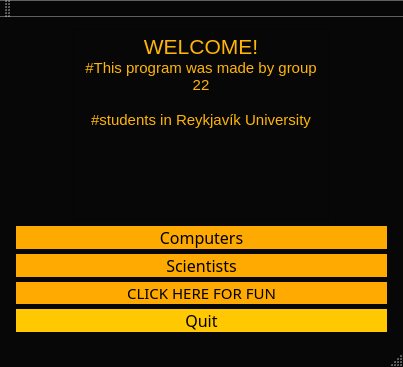
Above: mainwindow.ui from stefanv15/verklegtNamskeid_skil3 before the change. Below: the same form after it.
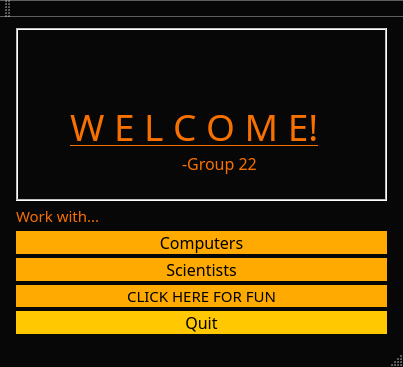
That is the form after the change.

Commit message: Nýtt welcome message

Patch:
```diff
--- a/mainwindow.ui
+++ b/mainwindow.ui
@@ -158,6 +158,12 @@
   <property name="windowTitle">
    <string>MainWindow</string>
   </property>
+  <property name="autoFillBackground">
+   <bool>true</bool>
+  </property>
+  <property name="animated">
+   <bool>true</bool>
+  </property>
   <property name="tabShape">
    <enum>QTabWidget::Rounded</enum>
   </property>
@@ -174,104 +180,43 @@
       <property name="rightMargin">
        <number>5</number>
       </property>
-      <item alignment="Qt::AlignHCenter">
-       <widget class="QTextEdit" name="text_main_welcome">
+      <item>
+       <widget class="QTextEdit" name="textEdit">
         <property name="enabled">
          <bool>false</bool>
         </property>
-        <property name="sizePolicy">
-         <sizepolicy hsizetype="Fixed" vsizetype="Fixed">
-          <horstretch>0</horstretch>
-          <verstretch>0</verstretch>
-         </sizepolicy>
+        <property name="font">
+         <font>
+          <family>Wide Latin</family>
+          <italic>true</italic>
+         </font>
         </property>
-        <property name="minimumSize">
-         <size>
-          <width>0</width>
-          <height>0</height>
-         </size>
+        <property name="frameShape">
+         <enum>QFrame::Box</enum>
         </property>
+        <property name="html">
+         <string>&lt;!DOCTYPE HTML PUBLIC &quot;-//W3C//DTD HTML 4.0//EN&quot; &quot;http://www.w3.org/TR/REC-html40/strict.dtd&quot;&gt;
+&lt;html&gt;&lt;head&gt;&lt;meta name=&quot;qrichtext&quot; content=&quot;1&quot; /&gt;&lt;style type=&quot;text/css&quot;&gt;
+p, li { white-space: pre-wrap; }
+&lt;/style&gt;&lt;/head&gt;&lt;body style=&quot; font-family:'Wide Latin'; font-size:8.25pt; font-weight:400; font-style:italic;&quot;&gt;
+&lt;p style=&quot;-qt-paragraph-type:empty; margin-top:0px; margin-bottom:0px; margin-left:0px; margin-right:0px; -qt-block-indent:0; text-indent:0px; font-family:'MS Shell Dlg 2'; font-style:normal;&quot;&gt;&lt;br /&gt;&lt;/p&gt;
+&lt;p style=&quot;-qt-paragraph-type:empty; margin-top:0px; margin-bottom:0px; margin-left:0px; margin-right:0px; -qt-block-indent:0; text-indent:0px; font-family:'MS Shell Dlg 2'; font-size:28pt; font-style:normal; text-decoration: underline; color:#f87000;&quot;&gt;&lt;br /&gt;&lt;/p&gt;
+&lt;p style=&quot; margin-top:0px; margin-bottom:0px; margin-left:0px; margin-right:0px; -qt-block-indent:0; text-indent:0px;&quot;&gt;&lt;span style=&quot; font-family:'MS Shell Dlg 2'; font-size:28pt; font-style:normal; color:#f87000;&quot;&gt;     &lt;/span&gt;&lt;span style=&quot; font-family:'MS Shell Dlg 2'; font-size:28pt; font-style:normal; text-decoration: underline; color:#f87000;&quot;&gt;W E L C O M E!&lt;/span&gt;&lt;/p&gt;
+&lt;p style=&quot; margin-top:0px; margin-bottom:0px; margin-left:0px; margin-right:0px; -qt-block-indent:0; text-indent:0px;&quot;&gt;&lt;span style=&quot; font-family:'MS Shell Dlg 2'; font-size:12pt; font-style:normal; color:#f87000;&quot;&gt;		-Group 22&lt;/span&gt;&lt;/p&gt;&lt;/body&gt;&lt;/html&gt;</string>
+        </property>
+       </widget>
+      </item>
+      <item>
+       <widget class="QLabel" name="label">
         <property name="palette">
          <palette>
           <active>
            <colorrole role="WindowText">
             <brush brushstyle="SolidPattern">
              <color alpha="255">
-              <red>0</red>
-              <green>0</green>
-              <blue>0</blue>
-             </color>
-            </brush>
-           </colorrole>
-           <colorrole role="Button">
-            <brush brushstyle="SolidPattern">
-             <color alpha="255">
-              <red>255</red>
-              <green>181</green>
-              <blue>8</blue>
-             </color>
-            </brush>
-           </colorrole>
-           <colorrole role="Light">
-            <brush brushstyle="SolidPattern">
-             <color alpha="255">
-              <red>255</red>
-              <green>181</green>
-              <blue>8</blue>
-             </color>
-            </brush>
-           </colorrole>
-           <colorrole role="Midlight">
-            <brush brushstyle="SolidPattern">
-             <color alpha="255">
-              <red>255</red>
-              <green>181</green>
-              <blue>8</blue>
-             </color>
-            </brush>
-           </colorrole>
-           <colorrole role="Dark">
-            <brush brushstyle="SolidPattern">
-             <color alpha="255">
-              <red>255</red>
-              <green>181</green>
-              <blue>8</blue>
-             </color>
-            </brush>
-           </colorrole>
-           <colorrole role="Mid">
-            <brush brushstyle="SolidPattern">
-             <color alpha="255">
-              <red>255</red>
-              <green>181</green>
-              <blue>8</blue>
-             </color>
-            </brush>
-           </colorrole>
-           <colorrole role="Text">
-            <brush brushstyle="SolidPattern">
-             <color alpha="255">
-              <red>0</red>
-              <green>0</green>
-              <blue>0</blue>
-             </color>
-            </brush>
-           </colorrole>
-           <colorrole role="ButtonText">
-            <brush brushstyle="SolidPattern">
-             <color alpha="255">
-              <red>0</red>
-              <green>0</green>
-              <blue>0</blue>
-             </color>
-            </brush>
-           </colorrole>
-           <colorrole role="AlternateBase">
-            <brush brushstyle="SolidPattern">
-             <color alpha="255">
-              <red>255</red>
-              <green>181</green>
-              <blue>8</blue>
+              <red>246</red>
+              <green>111</green>
+              <blue>3</blue>
              </color>
             </brush>
            </colorrole>
@@ -280,81 +225,9 @@
            <colorrole role="WindowText">
             <brush brushstyle="SolidPattern">
              <color alpha="255">
-              <red>0</red>
-              <green>0</green>
-              <blue>0</blue>
-             </color>
-            </brush>
-           </colorrole>
-           <colorrole role="Button">
-            <brush brushstyle="SolidPattern">
-             <color alpha="255">
-              <red>255</red>
-              <green>181</green>
-              <blue>8</blue>
-             </color>
-            </brush>
-           </colorrole>
-           <colorrole role="Light">
-            <brush brushstyle="SolidPattern">
-             <color alpha="255">
-              <red>255</red>
-              <green>181</green>
-              <blue>8</blue>
-             </color>
-            </brush>
-           </colorrole>
-           <colorrole role="Midlight">
-            <brush brushstyle="SolidPattern">
-             <color alpha="255">
-              <red>255</red>
-              <green>181</green>
-              <blue>8</blue>
-             </color>
-            </brush>
-           </colorrole>
-           <colorrole role="Dark">
-            <brush brushstyle="SolidPattern">
-             <color alpha="255">
-              <red>255</red>
-              <green>181</green>
-              <blue>8</blue>
-             </color>
-            </brush>
-           </colorrole>
-           <colorrole role="Mid">
-            <brush brushstyle="SolidPattern">
-             <color alpha="255">
-              <red>255</red>
-              <green>181</green>
-              <blue>8</blue>
-             </color>
-            </brush>
-           </colorrole>
-           <colorrole role="Text">
-            <brush brushstyle="SolidPattern">
-             <color alpha="255">
-              <red>0</red>
-              <green>0</green>
-              <blue>0</blue>
-             </color>
-            </brush>
-           </colorrole>
-           <colorrole role="ButtonText">
-            <brush brushstyle="SolidPattern">
-             <color alpha="255">
-              <red>0</red>
-              <green>0</green>
-              <blue>0</blue>
-             </color>
-            </brush>
-           </colorrole>
-           <colorrole role="AlternateBase">
-            <brush brushstyle="SolidPattern">
-             <color alpha="255">
-              <red>255</red>
-              <green>181</green>
-              <blue>8</blue>
+              <red>246</red>
+              <green>111</green>
+              <blue>3</blue>
              </color>
             </brush>
            </colorrole>
@@ -363,104 +236,23 @@
            <colorrole role="WindowText">
             <brush brushstyle="SolidPattern">
              <color alpha="255">
-              <red>255</red>
-              <green>181</green>
-              <blue>8</blue>
-             </color>
-            </brush>
-           </colorrole>
-           <colorrole role="Button">
-            <brush brushstyle="SolidPattern">
-             <color alpha="255">
-              <red>255</red>
-              <green>181</green>
-              <blue>8</blue>
-             </color>
-            </brush>
-           </colorrole>
-           <colorrole role="Light">
-            <brush brushstyle="SolidPattern">
-             <color alpha="255">
-              <red>255</red>
-              <green>181</green>
-              <blue>8</blue>
-             </color>
-            </brush>
-           </colorrole>
-           <colorrole role="Midlight">
-            <brush brushstyle="SolidPattern">
-             <color alpha="255">
-              <red>255</red>
-              <green>181</green>
-              <blue>8</blue>
-             </color>
-            </brush>
-           </colorrole>
-           <colorrole role="Dark">
-            <brush brushstyle="SolidPattern">
-             <color alpha="255">
-              <red>255</red>
-              <green>181</green>
-              <blue>8</blue>
-             </color>
-            </brush>
-           </colorrole>
-           <colorrole role="Mid">
-            <brush brushstyle="SolidPattern">
-             <color alpha="255">
-              <red>255</red>
-              <green>181</green>
-              <blue>8</blue>
-             </color>
-            </brush>
-           </colorrole>
-           <colorrole role="Text">
-            <brush brushstyle="SolidPattern">
-             <color alpha="255">
-              <red>255</red>
-              <green>181</green>
-              <blue>8</blue>
-             </color>
-            </brush>
-           </colorrole>
-           <colorrole role="ButtonText">
-            <brush brushstyle="SolidPattern">
-             <color alpha="255">
-              <red>255</red>
-              <green>181</green>
-              <blue>8</blue>
-             </color>
-            </brush>
-           </colorrole>
-           <colorrole role="AlternateBase">
-            <brush brushstyle="SolidPattern">
-             <color alpha="255">
-              <red>255</red>
-              <green>181</green>
-              <blue>8</blue>
+              <red>120</red>
+              <green>120</green>
+              <blue>120</blue>
              </color>
             </brush>
            </colorrole>
           </disabled>
          </palette>
         </property>
-        <property name="contextMenuPolicy">
-         <enum>Qt::DefaultContextMenu</enum>
+        <property name="font">
+         <font>
+          <family>AR DESTINE</family>
+          <pointsize>11</pointsize>
+         </font>
         </property>
-        <property name="layoutDirection">
-         <enum>Qt::LeftToRight</enum>
-        </property>
-        <property name="autoFillBackground">
-         <bool>false</bool>
-        </property>
-        <property name="html">
-         <string>&lt;!DOCTYPE HTML PUBLIC &quot;-//W3C//DTD HTML 4.0//EN&quot; &quot;http://www.w3.org/TR/REC-html40/strict.dtd&quot;&gt;
-&lt;html&gt;&lt;head&gt;&lt;meta name=&quot;qrichtext&quot; content=&quot;1&quot; /&gt;&lt;style type=&quot;text/css&quot;&gt;
-p, li { white-space: pre-wrap; }
-&lt;/style&gt;&lt;/head&gt;&lt;body style=&quot; font-family:'MS Shell Dlg 2'; font-size:8.25pt; font-weight:400; font-style:normal;&quot;&gt;
-&lt;p align=&quot;center&quot; style=&quot; margin-top:0px; margin-bottom:0px; margin-left:0px; margin-right:0px; -qt-block-indent:0; text-indent:0px;&quot;&gt;&lt;span style=&quot; font-size:16pt;&quot;&gt;WELCOME!&lt;/span&gt;&lt;/p&gt;
-&lt;p align=&quot;center&quot; style=&quot; margin-top:0px; margin-bottom:0px; margin-left:0px; margin-right:0px; -qt-block-indent:0; text-indent:0px;&quot;&gt;&lt;span style=&quot; font-size:11pt;&quot;&gt;#This program was made by group 22&lt;/span&gt;&lt;/p&gt;
-&lt;p align=&quot;center&quot; style=&quot; margin-top:0px; margin-bottom:0px; margin-left:0px; margin-right:0px; -qt-block-indent:0; text-indent:0px;&quot;&gt;&lt;span style=&quot; font-size:11pt;&quot;&gt;&lt;br /&gt;#students in Reykjavík University&lt;/span&gt;&lt;/p&gt;&lt;/body&gt;&lt;/html&gt;</string>
+        <property name="text">
+         <string>Work with...</string>
         </property>
        </widget>
       </item>
```
The commit also changes 6 other files.
